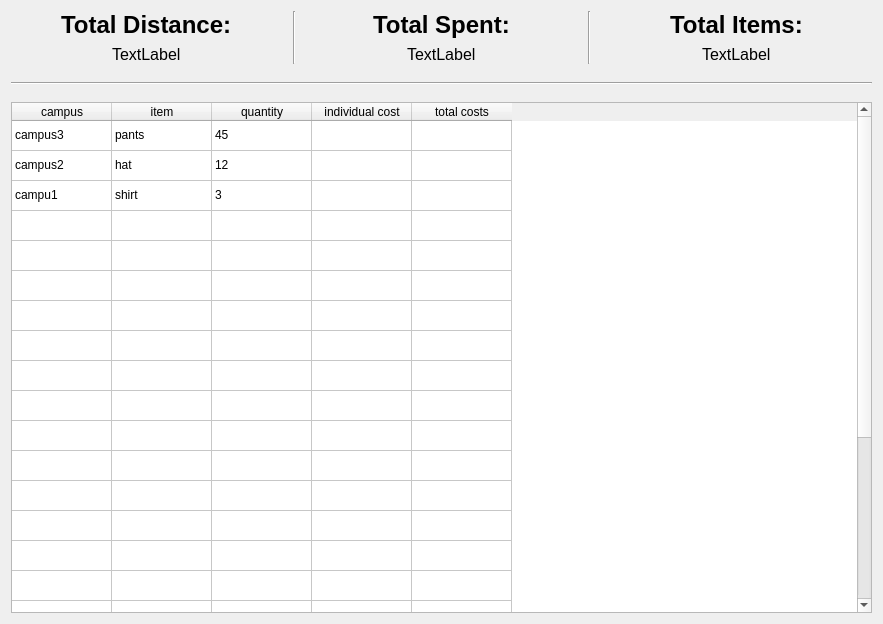
The window that forms/infopage.ui (Erfan-TAV/CS-1D-Project-1) describes before a commit, drawn with Qt 5.
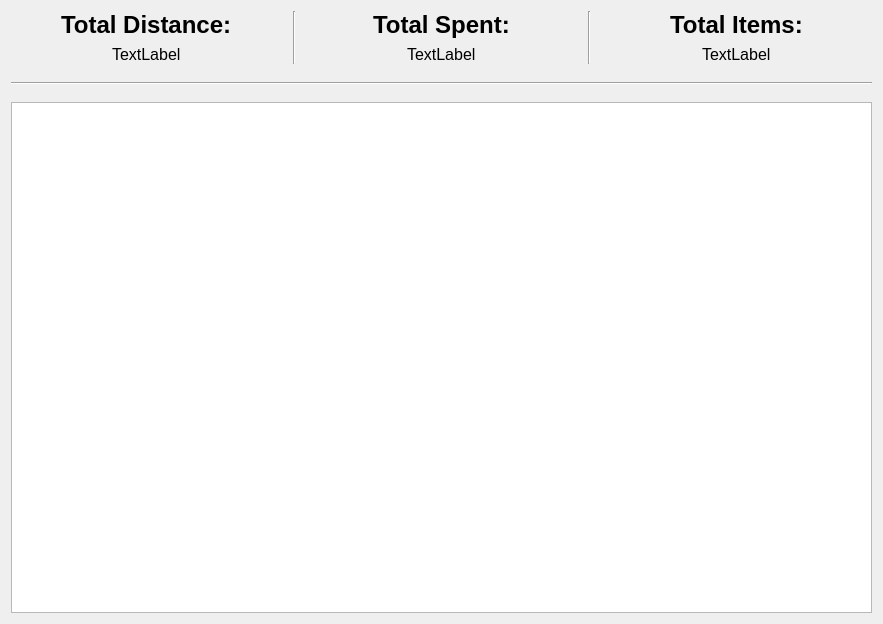
The same window after the commit.

Commit message:
finished connection of infopage
remade the table to a tableview instead of widget to allow proper syncing when fully reset.

functionally complete but could have bugs

Patch:
```diff
--- a/forms/infopage.ui
+++ b/forms/infopage.ui
@@ -114,8 +114,53 @@
          </property>
         </widget>
        </item>
+       <item row="1" column="0" alignment="Qt::AlignmentFlag::AlignHCenter|Qt::AlignmentFlag::AlignTop">
+        <widget class="QLabel" name="totalDistanceAmount">
+         <property name="font">
+          <font>
+           <pointsize>12</pointsize>
+           <bold>false</bold>
+          </font>
+         </property>
+         <property name="text">
+          <string>TextLabel</string>
+         </property>
+        </widget>
+       </item>
+       <item row="0" column="4" alignment="Qt::AlignmentFlag::AlignHCenter|Qt::AlignmentFlag::AlignTop">
+        <widget class="QLabel" name="totalItemsLabel">
+         <property name="font">
+          <font>
+           <pointsize>18</pointsize>
+           <bold>true</bold>
+          </font>
+         </property>
+         <property name="text">
+          <string>Total Items:</string>
+         </property>
+        </widget>
+       </item>
+       <item row="0" column="3" rowspan="2">
+        <widget class="Line" name="spent_total_divider">
+         <property name="sizePolicy">
+          <sizepolicy hsizetype="Fixed" vsizetype="Minimum">
+           <horstretch>0</horstretch>
+           <verstretch>0</verstretch>
+          </sizepolicy>
+         </property>
+         <property name="minimumSize">
+          <size>
+           <width>10</width>
+           <height>0</height>
+          </size>
+         </property>
+         <property name="orientation">
+          <enum>Qt::Orientation::Vertical</enum>
+         </property>
+        </widget>
+       </item>
        <item row="3" column="0" colspan="5">
-        <widget class="QTableWidget" name="tableWidget">
+        <widget class="QTableView" name="tableView">
          <property name="sizePolicy">
           <sizepolicy hsizetype="Preferred" vsizetype="Expanding">
            <horstretch>1</horstretch>
@@ -151,256 +196,6 @@
          </property>
          <property name="sortingEnabled">
           <bool>true</bool>
-         </property>
-         <property name="supportedDragActions">
-          <set>Qt::DropAction::IgnoreAction</set>
-         </property>
-         <attribute name="horizontalHeaderVisible">
-          <bool>true</bool>
-         </attribute>
-         <attribute name="horizontalHeaderCascadingSectionResizes">
-          <bool>false</bool>
-         </attribute>
-         <attribute name="horizontalHeaderShowSortIndicator" stdset="0">
-          <bool>true</bool>
-         </attribute>
-         <attribute name="verticalHeaderVisible">
-          <bool>false</bool>
-         </attribute>
-         <row>
-          <property name="text">
-           <string>New Row</string>
-          </property>
-         </row>
-         <row>
-          <property name="text">
-           <string>New Row</string>
-          </property>
-         </row>
-         <row>
-          <property name="text">
-           <string>New Row</string>
-          </property>
-         </row>
-         <row>
-          <property name="text">
-           <string>New Row</string>
-          </property>
-         </row>
-         <row>
-          <property name="text">
-           <string>New Row</string>
-          </property>
-         </row>
-         <row>
-          <property name="text">
-           <string>New Row</string>
-          </property>
-         </row>
-         <row>
-          <property name="text">
-           <string>New Row</string>
-          </property>
-         </row>
-         <row>
-          <property name="text">
-           <string>New Row</string>
-          </property>
-         </row>
-         <row>
-          <property name="text">
-           <string>New Row</string>
-          </property>
-         </row>
-         <row>
-          <property name="text">
-           <string>New Row</string>
-          </property>
-         </row>
-         <row>
-          <property name="text">
-           <string>New Row</string>
-          </property>
-         </row>
-         <row>
-          <property name="text">
-           <string>New Row</string>
-          </property>
-         </row>
-         <row>
-          <property name="text">
-           <string>New Row</string>
-          </property>
-         </row>
-         <row>
-          <property name="text">
-           <string>New Row</string>
-          </property>
-         </row>
-         <row>
-          <property name="text">
-           <string>New Row</string>
-          </property>
-         </row>
-         <row>
-          <property name="text">
-           <string>New Row</string>
-          </property>
-         </row>
-         <row>
-          <property name="text">
-           <string>New Row</string>
-          </property>
-         </row>
-         <row>
-          <property name="text">
-           <string>New Row</string>
-          </property>
-         </row>
-         <row>
-          <property name="text">
-           <string>New Row</string>
-          </property>
-         </row>
-         <row>
-          <property name="text">
-           <string>New Row</string>
-          </property>
-         </row>
-         <row>
-          <property name="text">
-           <string>New Row</string>
-          </property>
-         </row>
-         <row>
-          <property name="text">
-           <string>New Row</string>
-          </property>
-         </row>
-         <row>
-          <property name="text">
-           <string>New Row</string>
-          </property>
-         </row>
-         <row>
-          <property name="text">
-           <string>New Row</string>
-          </property>
-         </row>
-         <column>
-          <property name="text">
-           <string>campus</string>
-          </property>
-         </column>
-         <column>
-          <property name="text">
-           <string>item</string>
-          </property>
-         </column>
-         <column>
-          <property name="text">
-           <string>quantity</string>
-          </property>
-         </column>
-         <column>
-          <property name="text">
-           <string>individual cost</string>
-          </property>
-         </column>
-         <column>
-          <property name="text">
-           <string>total costs</string>
-          </property>
-         </column>
-         <item row="0" column="0">
-          <property name="text">
-           <string>campus3</string>
-          </property>
-         </item>
-         <item row="0" column="1">
-          <property name="text">
-           <string>pants</string>
-          </property>
-         </item>
-         <item row="0" column="2">
-          <property name="text">
-           <string>45</string>
-          </property>
-         </item>
-         <item row="1" column="0">
-          <property name="text">
-           <string>campus2</string>
-          </property>
-         </item>
-         <item row="1" column="1">
-          <property name="text">
-           <string>hat</string>
-          </property>
-         </item>
-         <item row="1" column="2">
-          <property name="text">
-           <string>12</string>
-          </property>
-         </item>
-         <item row="2" column="0">
-          <property name="text">
-           <string>campu1</string>
-          </property>
-         </item>
-         <item row="2" column="1">
-          <property name="text">
-           <string>shirt</string>
-          </property>
-         </item>
-         <item row="2" column="2">
-          <property name="text">
-           <string>3</string>
-          </property>
-         </item>
-        </widget>
-       </item>
-       <item row="1" column="0" alignment="Qt::AlignmentFlag::AlignHCenter|Qt::AlignmentFlag::AlignTop">
-        <widget class="QLabel" name="totalDistanceAmount">
-         <property name="font">
-          <font>
-           <pointsize>12</pointsize>
-           <bold>false</bold>
-          </font>
-         </property>
-         <property name="text">
-          <string>TextLabel</string>
-         </property>
-        </widget>
-       </item>
-       <item row="0" column="4" alignment="Qt::AlignmentFlag::AlignHCenter|Qt::AlignmentFlag::AlignTop">
-        <widget class="QLabel" name="totalItemsLabel">
-         <property name="font">
-          <font>
-           <pointsize>18</pointsize>
-           <bold>true</bold>
-          </font>
-         </property>
-         <property name="text">
-          <string>Total Items:</string>
-         </property>
-        </widget>
-       </item>
-       <item row="0" column="3" rowspan="2">
-        <widget class="Line" name="spent_total_divider">
-         <property name="sizePolicy">
-          <sizepolicy hsizetype="Fixed" vsizetype="Minimum">
-           <horstretch>0</horstretch>
-           <verstretch>0</verstretch>
-          </sizepolicy>
-         </property>
-         <property name="minimumSize">
-          <size>
-           <width>10</width>
-           <height>0</height>
-          </size>
-         </property>
-         <property name="orientation">
-          <enum>Qt::Orientation::Vertical</enum>
          </property>
         </widget>
        </item>
```
The commit also changes 8 other files.
